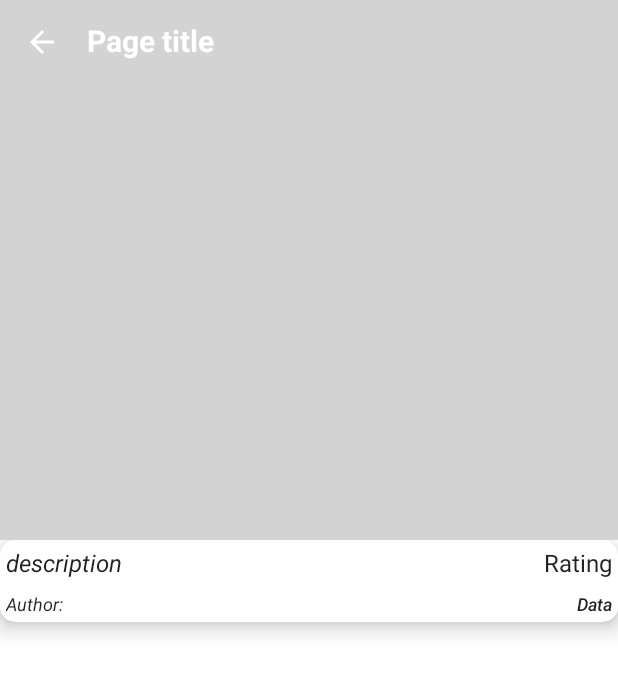
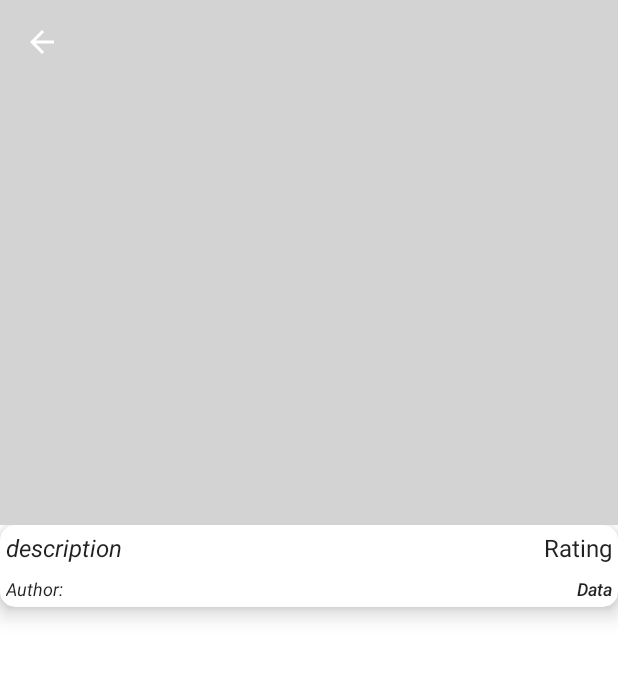
Before and after one commit to jalgas93/Dagger2NewExample, an Android app: the layout fragment_detail.xml on its own in the app's theme, with its tools: preview values and no code run, on a phone screen of 412 x 824 dp. Shown: the top 674 px of the screen. Run offline under Robolectric (Android 15) with nearby library versions, the phone set to English and light mode, and no system bars.

Commit message:
DetailFragment полностью готов

```diff
--- a/app/src/main/java/com/example/dagger2newexample/presentations/detailFragment/DetailFragment.kt
+++ b/app/src/main/java/com/example/dagger2newexample/presentations/detailFragment/DetailFragment.kt
@@ -87,7 +87,7 @@ class DetailFragment : Fragment() {
 
 
     private fun toolbar() {
-        mBinding.tvToolbar.text = args.data?.title
+        mBinding.toolbar.title = args.data?.title
         mBinding.ivToolbar.setOnClickListener {
             requireActivity().onBackPressed()
         }
--- a/app/src/main/java/com/example/dagger2newexample/repository/SearchRepository.kt
+++ b/app/src/main/java/com/example/dagger2newexample/repository/SearchRepository.kt
@@ -16,7 +16,7 @@ class SearchRepository @Inject constructor(var retrofitService: RetrofitService)
     ): LiveData<DataState<PagingModel>> = liveData {
        try {
            emit(DataState.loading())
-           kotlinx.coroutines.delay(500)
+           kotlinx.coroutines.delay(300)
 
            var searchrecipe = retrofitService.pageRecipe(token, query, page)
 
--- a/app/src/main/res/layout/fragment_detail.xml
+++ b/app/src/main/res/layout/fragment_detail.xml
@@ -1,8 +1,7 @@
 <?xml version="1.0" encoding="utf-8"?>
 
 
-<androidx.coordinatorlayout.widget.CoordinatorLayout
-    xmlns:android="http://schemas.android.com/apk/res/android"
+<androidx.coordinatorlayout.widget.CoordinatorLayout xmlns:android="http://schemas.android.com/apk/res/android"
 
     xmlns:app="http://schemas.android.com/apk/res-auto"
     xmlns:tools="http://schemas.android.com/tools"
@@ -17,7 +16,7 @@
     <com.google.android.material.appbar.AppBarLayout
         android:id="@+id/appbar"
         android:layout_width="match_parent"
-        android:layout_height="360dp"
+        android:layout_height="wrap_content"
         android:fitsSystemWindows="true"
         android:theme="@style/ThemeOverlay.AppCompat.Dark.ActionBar">
 
@@ -25,55 +24,41 @@
         <com.google.android.material.appbar.CollapsingToolbarLayout
             android:id="@+id/toolbar_layout"
             android:layout_width="match_parent"
-        android:layout_height="match_parent"
+            android:layout_height="350dp"
             android:fitsSystemWindows="true"
             app:contentScrim="?attr/colorPrimary"
+            app:expandedTitleTextAppearance="@android:color/transparent"
             app:layout_scrollFlags="scroll|exitUntilCollapsed"
-        app:toolbarId="@+id/toolbar"
-        >
+            app:toolbarId="@+id/toolbar">
 
             <androidx.appcompat.widget.AppCompatImageView
                 android:id="@+id/image"
                 android:layout_width="match_parent"
-            android:layout_height="match_parent"
+                android:layout_height="350dp"
 
+                android:background="#D3D3D3"
                 android:fitsSystemWindows="true"
-            android:background="#D3D3D3"
                 android:scaleType="centerCrop"
                 app:layout_collapseMode="parallax" />
+
 
             <androidx.appcompat.widget.Toolbar
                 android:id="@+id/toolbar"
                 android:layout_width="match_parent"
                 android:layout_height="?attr/actionBarSize"
+                android:gravity="clip_vertical"
                 app:layout_collapseMode="pin"
                 app:popupTheme="@style/ThemeOverlay.AppCompat.Light">
 
                 <androidx.appcompat.widget.AppCompatImageView
                     android:id="@+id/iv_toolbar"
+                    android:layout_width="24dp"
+                    android:layout_height="24dp"
                     android:background="@drawable/back_24"
-                android:layout_width="24dp"
-                android:scaleType="centerCrop"
-                android:layout_height="24dp"/>
+                    android:scaleType="centerCrop" />
 
 
-            <androidx.appcompat.widget.AppCompatTextView
-                android:id="@+id/tv_toolbar"
-                android:layout_width="match_parent"
-                android:layout_height="match_parent"
-                android:layout_marginEnd="24dp"
-                android:layout_marginStart="30dp"
-                android:layout_marginBottom="4dp"
-                android:layout_marginTop="2dp"
-                android:gravity="center_vertical"
-                android:paddingLeft="4dp"
-                android:text="Page title"
-                android:textColor="#FFFFFF"
-                android:textSize="20dp"
-                android:textStyle="bold" />
-
             </androidx.appcompat.widget.Toolbar>
-
 
 
         </com.google.android.material.appbar.CollapsingToolbarLayout>
@@ -89,8 +74,7 @@
         android:paddingBottom="72dp"
         app:layout_behavior="@string/appbar_scrolling_view_behavior">
 
-        <androidx.cardview.widget.CardView
-            xmlns:android="http://schemas.android.com/apk/res/android"
+        <androidx.cardview.widget.CardView xmlns:android="http://schemas.android.com/apk/res/android"
             xmlns:app="http://schemas.android.com/apk/res-auto"
             android:layout_width="match_parent"
             android:layout_height="wrap_content"
@@ -120,8 +104,8 @@
                     android:layout_width="0dp"
                     android:layout_height="wrap_content"
                     android:padding="4dp"
+                    android:text="description"
                     android:textSize="16sp"
-                    android:text="description"
                     android:textStyle="italic"
                     app:layout_constraintEnd_toStartOf="@id/tv_rating"
                     app:layout_constraintStart_toStartOf="parent"
@@ -159,5 +143,4 @@
     </androidx.core.widget.NestedScrollView>
 
 
-
 </androidx.coordinatorlayout.widget.CoordinatorLayout>
```
Lines whose indentation alone changed are shown as unchanged.
